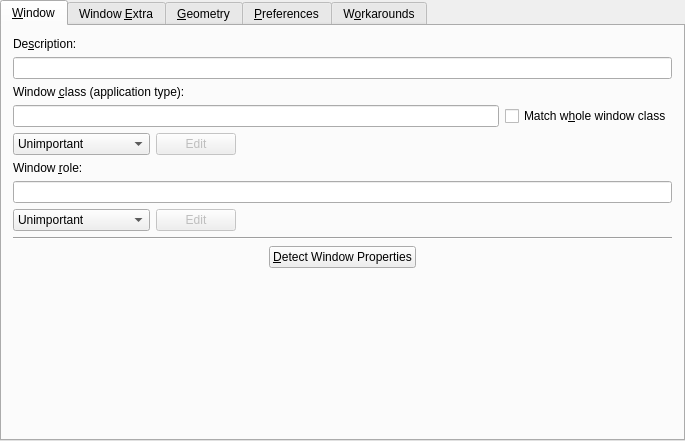
This is kcmkwin/kwinrules/ruleswidgetbase.ui in KDE/kwin as Qt 5 draws it before an edit. The edited form follows.
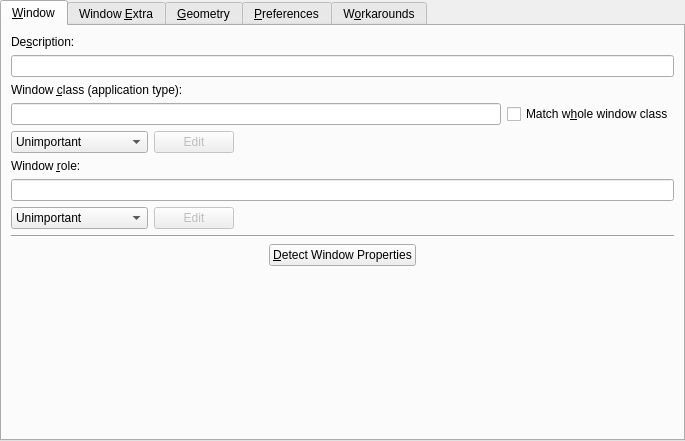
This is the edited form. Custom widgets are drawn as their Qt base class.

Commit message:
SVN_SILENT Cleanup .ui files
This removes (as discussed on k-c-d)
* obsolete <pixmapfunction>
* deprecated <layoutdefault>
* empty <author>, <comment>, <exportmacro>

```diff
--- a/kcmkwin/kwinrules/ruleswidgetbase.ui
+++ b/kcmkwin/kwinrules/ruleswidgetbase.ui
@@ -2034,8 +2034,6 @@
    </item>
   </layout>
  </widget>
- <layoutdefault spacing="6" margin="11" />
- <layoutfunction spacing="KDialog::spacingHint" margin="KDialog::marginHint" />
   <customwidgets>
   <customwidget>
    <class>KComboBox</class>
```
The commit also changes 7 other files.
